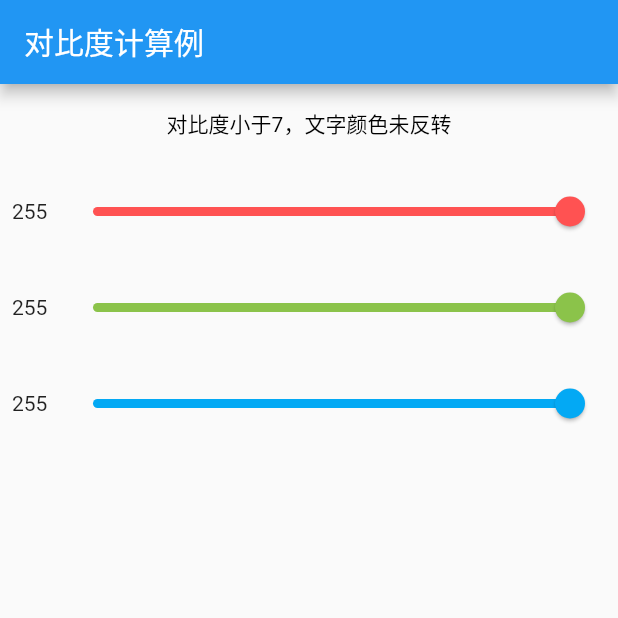
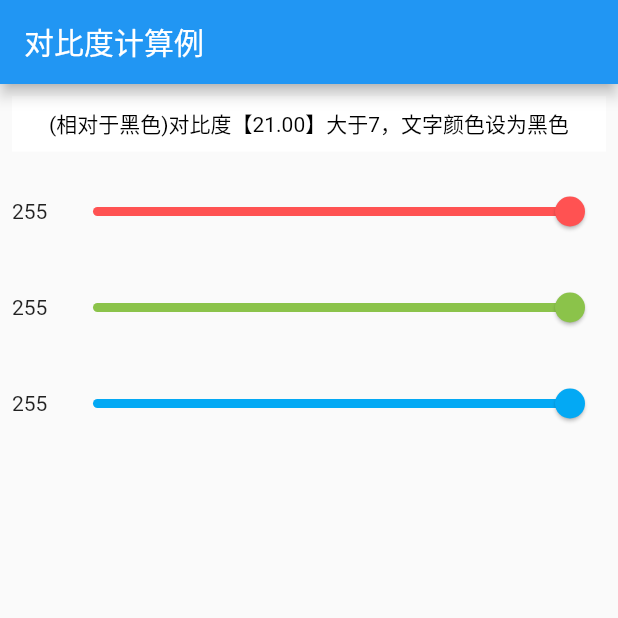
Before and after one commit to bettersun/helloflutter, a Flutter app: the screen it shows after launch, on a phone screen of 412 x 824 dp, the top half of it. Run offline on Flutter 3.47's test engine with Material 2 defaults, Android fonts, the phone set to English and light mode, and no system bars.

Commit message:
calculate the contrast ratio of two color: fix bugs

```diff
--- a/hellodesign/lib/main.dart
+++ b/hellodesign/lib/main.dart
@@ -35,6 +35,8 @@ class _MyHomePageState extends State<MyHomePage> {
   double contrastRatioLimit = 7.0;
   // 对比度计算结果
   num contrastRatio = 0.0;
+  // 对比度计算结果（字符串）
+  String sContrastRatio = "";
 
   // 红色通道
   double red = 255;
@@ -48,12 +50,7 @@ class _MyHomePageState extends State<MyHomePage> {
   // 文字颜色
   Color colorText = Colors.black;
   // 文字内容
-  String txtRevert = "对比度小于7，文字颜色未反转";
-
-  // 转换为整数
-  String toIntString(double v) {
-    return v.round().toRadixString(10).toString();
-  }
+  String txt = "";
 
   // 转换为16进制的2位数
   String toHexString(double v) {
@@ -67,14 +64,15 @@ class _MyHomePageState extends State<MyHomePage> {
         Color.fromRGBO(red.toInt(), green.toInt(), blue.toInt(), 1.0);
     // 对比度计算结果
     contrastRatio =
-        ColorUtil.calcColorContrastRatio(colorBackground, colorText);
+        ColorUtil.calcColorContrastRatio(colorBackground, Colors.black);
+    sContrastRatio = contrastRatio.toStringAsFixed(2);
     // 文字颜色
     colorText =
         contrastRatio > contrastRatioLimit ? Colors.black : Colors.white;
     // 文字内容
-    txtRevert = contrastRatio > contrastRatioLimit
-        ? "对比度【$contrastRatio】大于7，文字颜色未反转"
-        : "对比度【$contrastRatio】小于7，文字颜色已反转";
+    txt = contrastRatio > contrastRatioLimit
+        ? "(相对于黑色)对比度【$sContrastRatio】大于7，文字颜色设为黑色"
+        : "(相对于黑色)对比度【$sContrastRatio】小于7，文字颜色设为白色";
   }
 
   // 改变红色通道值
@@ -102,6 +100,14 @@ class _MyHomePageState extends State<MyHomePage> {
   }
 
   @override
+  void initState() {
+    super.initState();
+
+    // 初始化
+    updateColor();
+  }
+
+  @override
   Widget build(BuildContext context) {
     return Scaffold(
       appBar: AppBar(
@@ -119,7 +125,7 @@ class _MyHomePageState extends State<MyHomePage> {
                   alignment: Alignment.center,
                   color: colorBackground,
                   child: Text(
-                    txtRevert,
+                    txt,
                     style: TextStyle(color: colorText),
                   ),
                 ),
@@ -132,7 +138,7 @@ class _MyHomePageState extends State<MyHomePage> {
               children: [
                 SizedBox(
                   width: 30,
-                  child: Text(toIntString(red)),
+                  child: Text(red.toInt().toString()),
                 ),
                 Expanded(
                   child: Slider(
@@ -154,7 +160,7 @@ class _MyHomePageState extends State<MyHomePage> {
               children: [
                 SizedBox(
                   width: 30,
-                  child: Text(toIntString(green)),
+                  child: Text(green.toInt().toString()),
                 ),
                 Expanded(
                   child: Slider(
@@ -176,7 +182,7 @@ class _MyHomePageState extends State<MyHomePage> {
               children: [
                 SizedBox(
                   width: 30,
-                  child: Text(toIntString(blue)),
+                  child: Text(blue.toInt().toString()),
                 ),
                 Expanded(
                   child: Slider(
```
